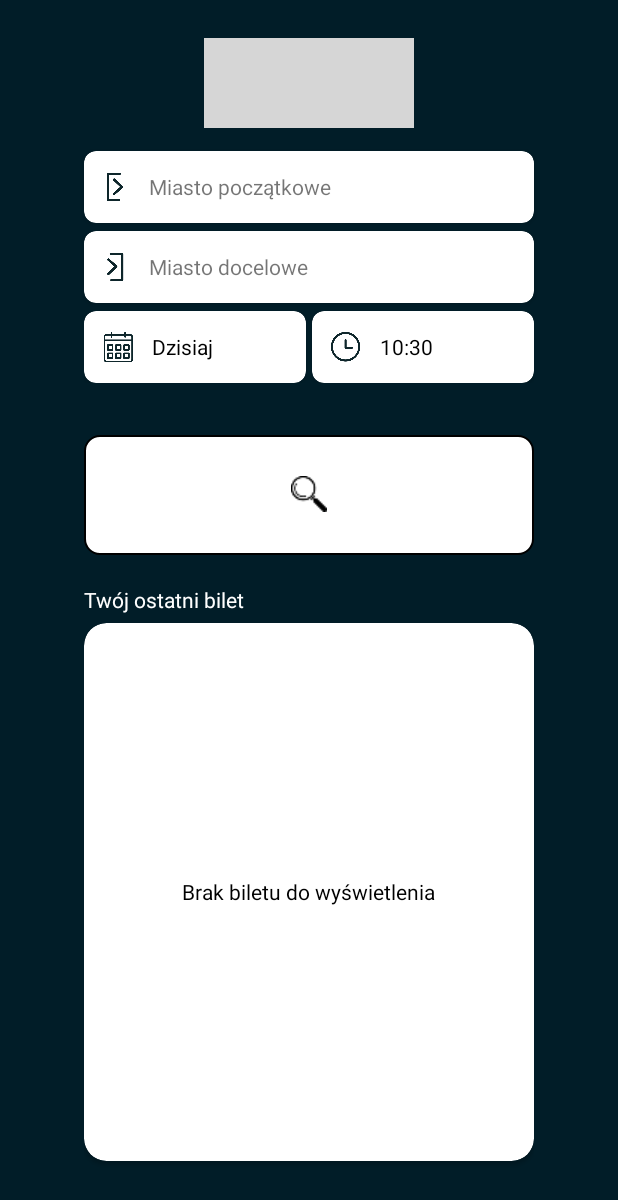
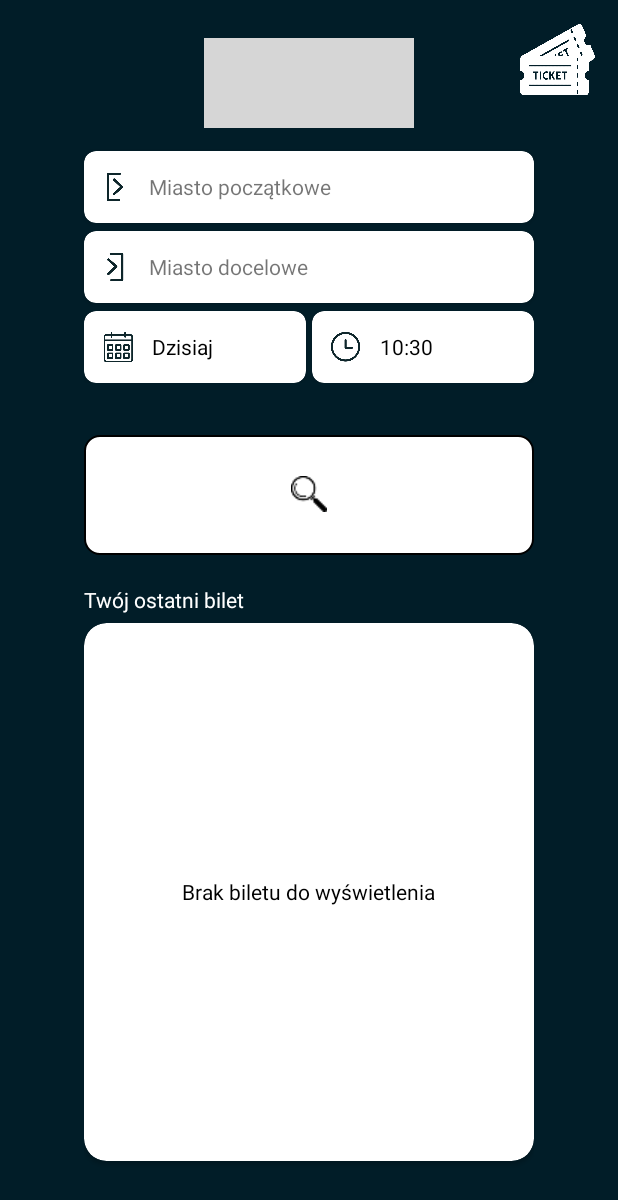
Before and after one commit to Squizen/ClickAndGo, an Android app: the MainPanelActivity screen opened directly, with no data from a screen before it, on a phone screen of 412 x 824 dp. Shown: the top 1200 px of the screen. Run offline under Robolectric (Android 15) with nearby library versions, the phone set to English and light mode, and no system bars; network calls fail; grey boxes are pictures that could not be loaded.

Commit message:
finishing application

```diff
--- a/app/src/main/AndroidManifest.xml
+++ b/app/src/main/AndroidManifest.xml
@@ -7,9 +7,8 @@
 
     <application
         android:allowBackup="true"
-        android:icon="@drawable/logo_blue"
+        android:icon="@drawable/ikonka"
         android:label="ClickAndGo"
-        android:roundIcon="@mipmap/ic_launcher_round"
         android:supportsRtl="true"
         android:theme="@style/AppTheme"
         android:usesCleartextTraffic="true">
--- a/app/src/main/java/breakthecode/com/clickandgo/activities/MainPanelActivity.java
+++ b/app/src/main/java/breakthecode/com/clickandgo/activities/MainPanelActivity.java
@@ -55,7 +55,7 @@ public class MainPanelActivity extends AppCompatActivity
     private RideRequestParameters rideRequestParameters;
     private List<City> listOfCities;
     private ArrayList<UserTicket> listOfUsersTickets;
-    private ImageView mainPanelActivity_QRIcon, mainPanelLogo;
+    private ImageView mainPanelActivity_QRIcon, mainPanelLogo, mainPanelActivity_ticketsIcon;
 
     @Override
     protected void onCreate(Bundle savedInstanceState) {
@@ -96,6 +96,7 @@ public class MainPanelActivity extends AppCompatActivity
 
         mainPanelActivity_QRIcon = findViewById(R.id.mainPanelActivity_QRIcon);
         mainPanelLogo = (ImageView) findViewById(R.id.mainPanelLogo);
+        mainPanelActivity_ticketsIcon = (ImageView) findViewById(R.id.mainPanelActivity_ticketsIcon);
     }
 
     private void setOnClickListeners(){
@@ -146,7 +147,8 @@ public class MainPanelActivity extends AppCompatActivity
                 showTicketDialog();
             }
         });
-        mainPanelLogo.setOnClickListener(new View.OnClickListener() {
+
+        mainPanelActivity_ticketsIcon.setOnClickListener(new View.OnClickListener() {
             @Override
             public void onClick(View v) {
                 Intent intent = new Intent(MainPanelActivity.this, MyTicketsActivity.class);
@@ -267,7 +269,8 @@ public class MainPanelActivity extends AppCompatActivity
     private void generateQRcode(String ticketNumber){
         QRCodeWriter qrCodeWriter = new QRCodeWriter();
         try {
-            BitMatrix bitMatrix = qrCodeWriter.encode(ticketNumber, BarcodeFormat.QR_CODE, 100, 100);
+            BitMatrix bitMatrix = qrCodeWriter.encode(ticketNumber, BarcodeFormat.QR_CODE,
+                    100, 100);
             Bitmap bitmap = Bitmap.createBitmap(100,100, Bitmap.Config.RGB_565);
             for (int i = 0; i < 100; i++) {
                 for (int j = 0; j < 100; j++){
--- a/app/src/main/java/breakthecode/com/clickandgo/activities/TicketBuyingActivity.java
+++ b/app/src/main/java/breakthecode/com/clickandgo/activities/TicketBuyingActivity.java
@@ -215,7 +215,8 @@ public class TicketBuyingActivity extends AppCompatActivity {
             }
         };
         requestQueue = Volley.newRequestQueue(getApplicationContext());
-        StringRequest stringRequest = new StringRequest(Request.Method.POST, serverURL, new Response.Listener<String>() {
+        StringRequest stringRequest = new StringRequest(Request.Method.POST, serverURL,
+                new Response.Listener<String>() {
             @Override
             public void onResponse(String response) {
                 UserTicket userTicket = new UserTicket();
@@ -247,7 +248,6 @@ public class TicketBuyingActivity extends AppCompatActivity {
             public String getBodyContentType() {
                 return "application/json; charset=utf-8";
             }
-
             @Override
             public byte[] getBody() throws AuthFailureError {
                 return saveData == null ? null : saveData.getBytes(StandardCharsets.UTF_8);
--- a/app/src/main/res/layout/activity_main_panel.xml
+++ b/app/src/main/res/layout/activity_main_panel.xml
@@ -11,6 +11,14 @@
         android:id="@+id/mainPanelTopLayout"
         android:layout_width="match_parent"
         android:layout_height="270dp">
+
+        <ImageView
+            android:id="@+id/mainPanelActivity_ticketsIcon"
+            android:background="@drawable/tickets"
+            android:layout_margin="15dp"
+            android:layout_alignParentRight="true"
+            android:layout_width="50dp"
+            android:layout_height="50dp"/>
 
         <ImageView
             android:id="@+id/mainPanelLogo"
```
Also changed, not shown: app/src/main/java/breakthecode/com/clickandgo/activities/ChooseCityToActivity.java (+14 -15 lines), app/src/main/java/breakthecode/com/clickandgo/classes/TicketDialog.java (deleted, +0 -14 lines), app/src/main/res/drawable-v24/iconx.png (added), app/src/main/res/drawable-v24/ikonka.png (added).
